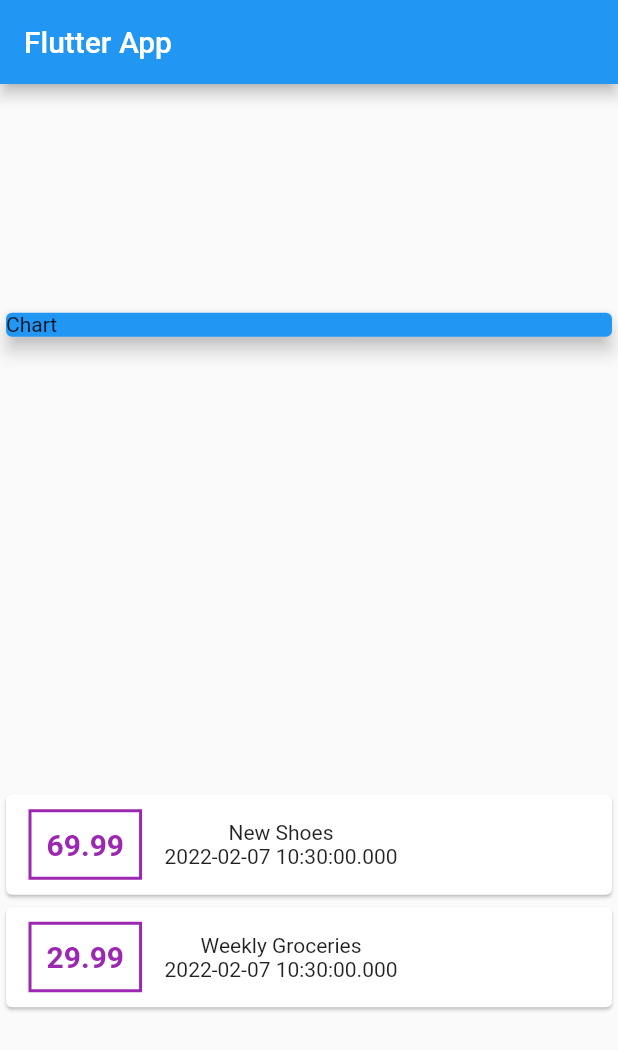
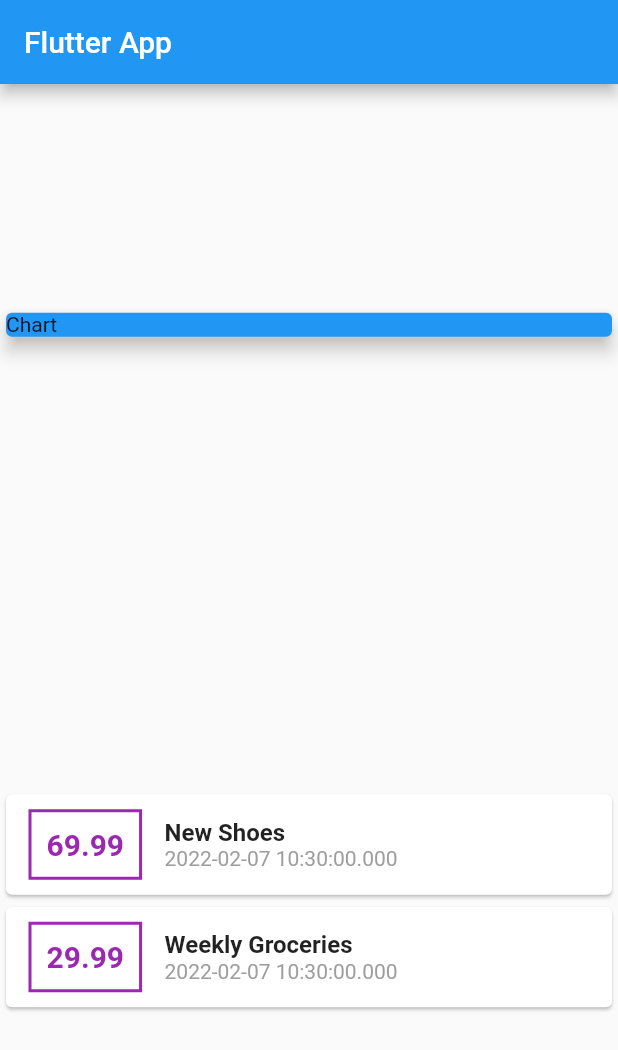
Before and after one commit to Alastier07/flutter-course-projects, a Flutter app: the screen it shows after launch, on a phone screen of 412 x 824 dp. Shown: the top 1050 px of the screen. Run offline on Flutter 3.47's test engine with Material 2 defaults, Android fonts, the phone set to English and light mode, and no system bars.

Commit message:
adding text style in column title and date

```diff
--- a/projects/personal_expenses_app/lib/main.dart
+++ b/projects/personal_expenses_app/lib/main.dart
@@ -80,9 +80,21 @@ class _MyHomePageState extends State<MyHomePage> {
                         ),
                       ),
                       Column(
+                        crossAxisAlignment: CrossAxisAlignment.start,
                         children: <Widget>[
-                          Text(tx.title.toString()),
-                          Text(tx.date.toString()),
+                          Text(
+                            tx.title.toString(),
+                            style: TextStyle(
+                              fontSize: 16,
+                              fontWeight: FontWeight.bold,
+                            ),
+                          ),
+                          Text(
+                            tx.date.toString(),
+                            style: TextStyle(
+                              color: Colors.grey,
+                            ),
+                          ),
                         ],
                       ),
                     ],
```
